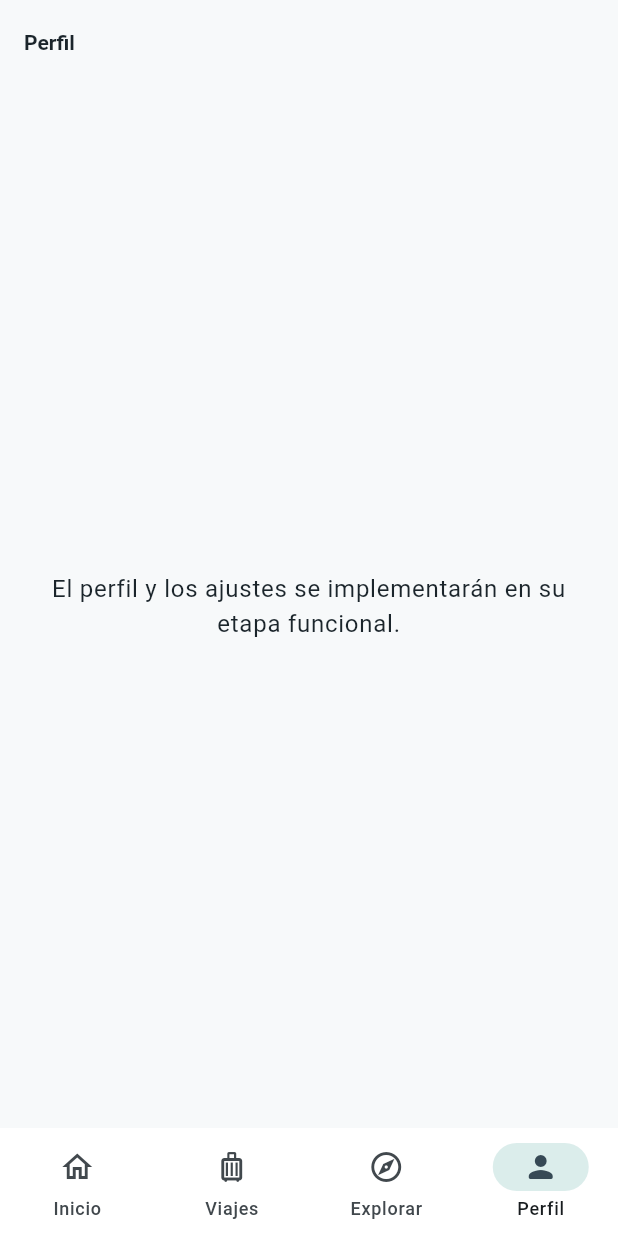
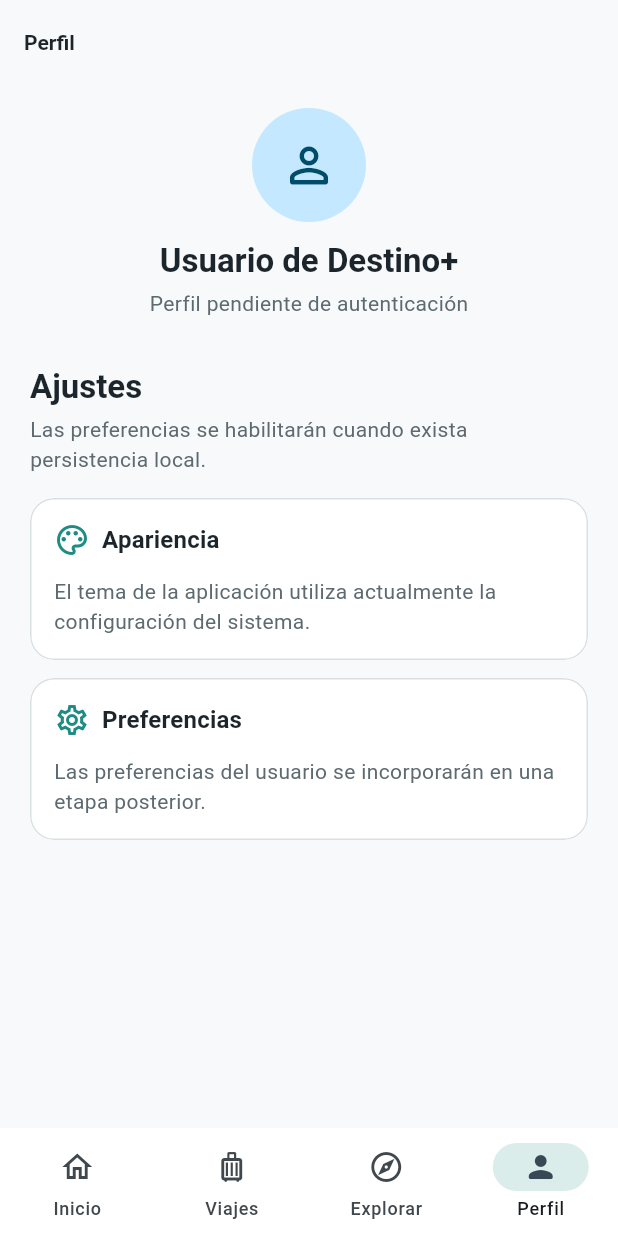
Before and after one commit to RubenMealla/destino-plus, a Flutter app: the screen it shows after launch, item 4 of the bottom bar chosen, on a phone screen of 412 x 824 dp. Run offline on Flutter 3.47's test engine with Material 3 defaults, Android fonts, the phone set to English and light mode, and no system bars; our stand-ins replace go_router.

Commit message:
feat: incorpora estructura inicial de pantallas

```diff
--- a/lib/app/router/router_app.dart
+++ b/lib/app/router/router_app.dart
@@ -1,7 +1,11 @@
 import 'package:flutter/material.dart';
 import 'package:go_router/go_router.dart';
 
+import '../../features/explorar/pantalla_explorar.dart';
+import '../../features/inicio/pantalla_inicio.dart';
+import '../../features/perfil/pantalla_perfil.dart';
 import '../../features/presentacion/pantalla_presentacion.dart';
+import '../../features/viajes/pantalla_viajes.dart';
 import '../../shared/widgets/navegacion_principal.dart';
 import 'pantalla_ruta_temporal.dart';
 import 'rutas_app.dart';
@@ -49,11 +53,7 @@ abstract final class RouterApp {
             routes: [
               GoRoute(
                 path: RutasApp.inicio,
-                builder: (context, state) => const PantallaRutaTemporal(
-                  titulo: 'Inicio',
-                  descripcion:
-                      'El panel principal se incorporará durante la estructura de pantallas.',
-                ),
+                builder: (context, state) => const PantallaInicio(),
               ),
             ],
           ),
@@ -61,11 +61,7 @@ abstract final class RouterApp {
             routes: [
               GoRoute(
                 path: RutasApp.viajes,
-                builder: (context, state) => const PantallaRutaTemporal(
-                  titulo: 'Viajes',
-                  descripcion:
-                      'La gestión de viajes se implementará en la etapa del CRUD.',
-                ),
+                builder: (context, state) => const PantallaViajes(),
                 routes: [
                   GoRoute(
                     path: 'nuevo',
@@ -111,11 +107,7 @@ abstract final class RouterApp {
             routes: [
               GoRoute(
                 path: RutasApp.explorar,
-                builder: (context, state) => const PantallaRutaTemporal(
-                  titulo: 'Explorar',
-                  descripcion:
-                      'Esta sección reunirá información útil asociada a los destinos.',
-                ),
+                builder: (context, state) => const PantallaExplorar(),
               ),
             ],
           ),
@@ -123,11 +115,7 @@ abstract final class RouterApp {
             routes: [
               GoRoute(
                 path: RutasApp.perfil,
-                builder: (context, state) => const PantallaRutaTemporal(
-                  titulo: 'Perfil',
-                  descripcion:
-                      'El perfil y los ajustes se implementarán en su etapa funcional.',
-                ),
+                builder: (context, state) => const PantallaPerfil(),
               ),
             ],
           ),
--- /dev/null
+++ b/lib/features/perfil/pantalla_perfil.dart
@@ -0,0 +1,81 @@
+import 'package:flutter/material.dart';
+
+import '../../app/theme/dimensiones_app.dart';
+import '../../shared/widgets/contenido_adaptable.dart';
+import '../../shared/widgets/encabezado_seccion.dart';
+import '../../shared/widgets/tarjeta_informativa.dart';
+
+/// Estructura inicial del perfil y los ajustes.
+///
+/// La información del usuario y sus preferencias se incorporarán cuando se
+/// implementen autenticación y persistencia local.
+class PantallaPerfil extends StatelessWidget {
+  const PantallaPerfil({super.key});
+
+  @override
+  Widget build(BuildContext context) {
+    final textTheme = Theme.of(context).textTheme;
+
+    return Scaffold(
+      appBar: AppBar(
+        title: const Text('Perfil'),
+      ),
+      body: SingleChildScrollView(
+        child: ContenidoAdaptable(
+          child: Column(
+            crossAxisAlignment: CrossAxisAlignment.start,
+            children: [
+              Center(
+                child: Column(
+                  children: [
+                    CircleAvatar(
+                      radius: 38,
+                      child: Icon(
+                        Icons.person_outline_rounded,
+                        size: 38,
+                        color: Theme.of(context).colorScheme.onPrimaryContainer,
+                      ),
+                    ),
+                    const SizedBox(height: DimensionesApp.espacio12),
+                    Text(
+                      'Usuario de Destino+',
+                      style: textTheme.titleLarge,
+                    ),
+                    const SizedBox(height: DimensionesApp.espacio4),
+                    Text(
+                      'Perfil pendiente de autenticación',
+                      style: textTheme.bodyMedium,
+                    ),
+                  ],
+                ),
+              ),
+              const SizedBox(height: DimensionesApp.espacio32),
+              const EncabezadoSeccion(
+                titulo: 'Ajustes',
+                subtitulo:
+                    'Las preferencias se habilitarán cuando exista persistencia local.',
+              ),
+              const SizedBox(height: DimensionesApp.espacio16),
+              const TarjetaInformativa(
+                icono: Icons.palette_outlined,
+                titulo: 'Apariencia',
+                child: Text(
+                  'El tema de la aplicación utiliza actualmente la configuración '
+                  'del sistema.',
+                ),
+              ),
+              const SizedBox(height: DimensionesApp.espacio12),
+              const TarjetaInformativa(
+                icono: Icons.settings_outlined,
+                titulo: 'Preferencias',
+                child: Text(
+                  'Las preferencias del usuario se incorporarán en una etapa posterior.',
+                ),
+              ),
+            ],
+          ),
+        ),
+      ),
+    );
+  }
+}
```
Also changed, not shown: lib/features/explorar/pantalla_explorar.dart (added, +61 -0 lines), lib/features/inicio/pantalla_inicio.dart (added, +80 -0 lines), lib/features/viajes/pantalla_viajes.dart (added, +55 -0 lines), 1 other file.
